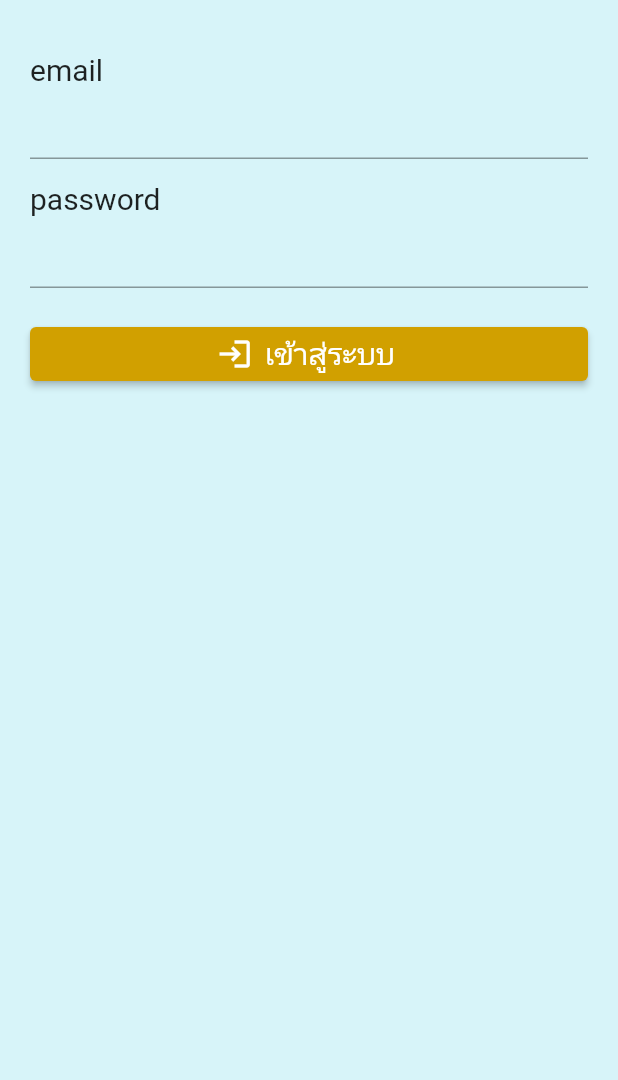
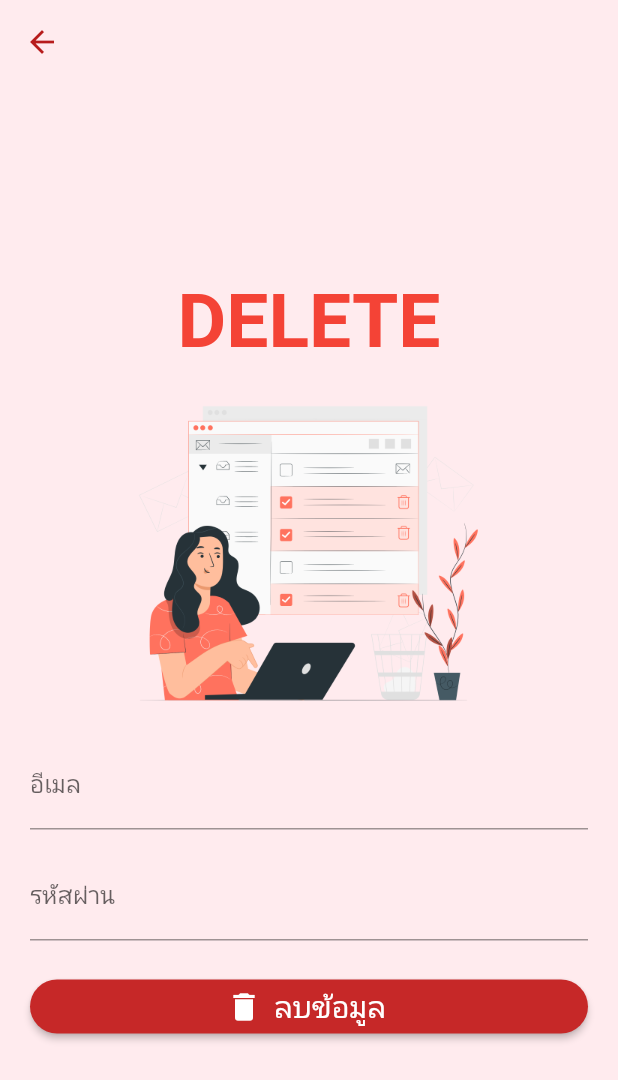
Before and after one commit to KARGOREO/ProFlutter, a Flutter app: the deleteApi screen opened directly, on a phone screen of 412 x 824 dp. Shown: the top 1080 px of the screen. Run offline on Flutter 3.47's test engine with Material 2 defaults, Android fonts, the phone set to English and light mode, and no system bars; our stand-ins replace form_field_validator.

Commit message:
แต่งหหน้า delete

```diff
--- a/lib/Horoscope/Horoscope.dart
+++ b/lib/Horoscope/Horoscope.dart
@@ -7,6 +7,17 @@ class Horoscope extends StatelessWidget {
   @override
   Widget build(BuildContext context) {
     return Scaffold(
+      appBar: AppBar(
+        leading: IconButton(
+          icon: Icon(
+            Icons.arrow_back,
+            color: Colors.pink[700],
+          ),
+          onPressed: () => Navigator.pop(context),
+        ),
+        elevation: 0,
+        backgroundColor: Colors.pink[50],
+      ),
       backgroundColor: Colors.pink[50],
       body: Container(
         padding: const EdgeInsets.all(8.0),
--- a/lib/Horoscope/daily.dart
+++ b/lib/Horoscope/daily.dart
@@ -12,7 +12,7 @@ class Horoscope2 extends StatelessWidget {
         leading: IconButton(
           icon: Icon(
             Icons.arrow_back,
-            color: Colors.black,
+            color: Colors.amber[700],
           ),
           onPressed: () => Navigator.pop(context),
         ),
--- a/lib/deleteApi.dart
+++ b/lib/deleteApi.dart
@@ -5,59 +5,73 @@ import 'package:form_field_validator/form_field_validator.dart';
 import 'api/natwortking/deleteApi.dart';
 
 class deleteApi extends StatefulWidget {
-  const deleteApi({ Key? key }) : super(key: key);
+  const deleteApi({Key? key}) : super(key: key);
 
   @override
   State<deleteApi> createState() => _deleteApiState();
 }
 
 class _deleteApiState extends State<deleteApi> {
-
   String name = "";
   String pass = "";
   String email = "";
   @override
   Widget build(BuildContext context) {
     return Scaffold(
-      backgroundColor: Color.fromARGB(255, 215, 244, 249),
-
-      body: Container(
-
+      appBar: AppBar(
+        leading: IconButton(
+          icon: Icon(
+            Icons.arrow_back,
+            color: Colors.red[900],
+          ),
+          onPressed: () => Navigator.pop(context),
+        ),
+        elevation: 0,
+        backgroundColor: Colors.red[50],
+      ),
+      backgroundColor: Colors.red[50],
+      body: GestureDetector(
+        onTap: () => FocusScope.of(context).requestFocus(FocusNode()),
+        behavior: HitTestBehavior.opaque,
+        child: Center(
+          child: Container(
             padding: const EdgeInsets.all(20),
             child: Form(
               child: SingleChildScrollView(
-
                 child: Column(
-
-              crossAxisAlignment: CrossAxisAlignment.start,
+                  crossAxisAlignment: CrossAxisAlignment.center,
                   children: [
-
-                SizedBox(
-                  height: 15,
+                    Text(
+                      'DELETE',
+                      style: TextStyle(
+                          fontSize: 50,
+                          fontWeight: FontWeight.bold,
+                          color: Colors.red),
                     ),
-                Text(
-                  'email',
-                  style: TextStyle(fontSize: 20),
+                    Image.asset(
+                      'images/13.png',
+                      height: 250,
                     ),
+                    // SizedBox(
+                    //   height: 15,
+                    // ),
                     TextFormField(
                       onChanged: (value) {
                         email = value;
                       },
                       validator: RequiredValidator(errorText: 'กรุณาป้อนEmail'),
+                      decoration: InputDecoration(labelText: "อีเมล"),
                     ),
                     SizedBox(
                       height: 15,
-                ),
-                Text(
-                  'password',
-                  style: TextStyle(fontSize: 20),
                     ),
                     TextFormField(
                         onChanged: (value) {
                           pass = value;
                         },
-                  validator: RequiredValidator(errorText: 'กรุณาป้อน Password'),
-                ),
+                        validator:
+                            RequiredValidator(errorText: 'กรุณาป้อนรหัสผ่าน'),
+                        decoration: InputDecoration(labelText: "รหัสผ่าน")),
                     SizedBox(
                       height: 20,
                     ),
@@ -70,13 +84,15 @@ class _deleteApiState extends State<deleteApi> {
                               print("ว่าง");
                               await showDialog(
                                   context: context,
-                              builder: (BuildContext context) => AlertDialog(
+                                  builder: (BuildContext context) =>
+                                      AlertDialog(
                                         title: Text(''),
                                         backgroundColor: Colors.pink[50],
                                         content: Text(
                                           '  ใส่ email ',
                                           style: TextStyle(
-                                          color: Colors.black, fontSize: 20),
+                                              color: Colors.black,
+                                              fontSize: 20),
                                         ),
                                         actions: <Widget>[
                                           TextButton(
@@ -94,13 +110,15 @@ class _deleteApiState extends State<deleteApi> {
                               print("ว่าง");
                               await showDialog(
                                   context: context,
-                              builder: (BuildContext context) => AlertDialog(
+                                  builder: (BuildContext context) =>
+                                      AlertDialog(
                                         title: Text(''),
                                         backgroundColor: Colors.pink[50],
                                         content: Text(
                                           '  ใส่ passwode ',
                                           style: TextStyle(
-                                          color: Colors.black, fontSize: 20),
+                                              color: Colors.black,
+                                              fontSize: 20),
                                         ),
                                         actions: <Widget>[
                                           TextButton(
@@ -118,13 +136,15 @@ class _deleteApiState extends State<deleteApi> {
                               print("ว่าง");
                               await showDialog(
                                   context: context,
-                              builder: (BuildContext context) => AlertDialog(
+                                  builder: (BuildContext context) =>
+                                      AlertDialog(
                                         title: Text(''),
                                         backgroundColor: Colors.pink[50],
                                         content: Text(
                                           '  ลบเเล้ว ',
                                           style: TextStyle(
-                                          color: Colors.black, fontSize: 20),
+                                              color: Colors.black,
+                                              fontSize: 20),
                                         ),
                                         actions: <Widget>[
                                           TextButton(
@@ -134,24 +154,30 @@ class _deleteApiState extends State<deleteApi> {
                                                 backgroundColor: Colors.blue,
                                               ),
                                               onPressed: () {
-
-                                             Navigator.push(context,
-                              MaterialPageRoute(builder: (context) => potScreen()));
+                                                Navigator.push(
+                                                    context,
+                                                    MaterialPageRoute(
+                                                        builder: (context) =>
+                                                            potScreen()));
                                               }),
                                         ],
                                       ));
                             }
                           },
-                      icon: Icon(Icons.login),
+                          icon: Icon(Icons.delete),
                           style: ElevatedButton.styleFrom(
-                          primary: Color.fromARGB(255, 209, 160, 0)),
+                              primary: Colors.red[800],
+                              shape: new RoundedRectangleBorder(
+                                borderRadius: new BorderRadius.circular(30.0),
+                              )),
                           label: Text(
-                        'เข้าสู่ระบบ',
+                            'ลบข้อมูล',
                             style: TextStyle(fontSize: 20),
                           )),
                     ),
-
                   ],
+                ),
+              ),
             ),
           ),
         ),
--- a/lib/main.dart
+++ b/lib/main.dart
@@ -1,6 +1,7 @@
 import 'package:flutter/material.dart';
 
 import 'package:flutter_application_1/LoginApi.dart';
+import 'package:flutter_application_1/deleteApi.dart';
 
 void main() {
   runApp(const MyApp());
@@ -16,7 +17,7 @@ class MyApp extends StatelessWidget {
       theme: ThemeData(
         primarySwatch: Colors.blue,
       ),
-      home: potScreen(),
+      home: deleteApi(),
     );
   }
 }
--- a/lib/update.dart
+++ b/lib/update.dart
@@ -22,12 +22,9 @@ class _updateApiState extends State<updateApi> {
         leading: IconButton(
           icon: Icon(
             Icons.arrow_back,
-            color: Colors.black,
+            color: Colors.blue[400],
           ),
           onPressed: () => Navigator.pop(context),
-        ),
-        title: Text(
-          'อัตเดต',
         ),
         elevation: 0,
         backgroundColor: Colors.blue[50],
```
Also changed, not shown: images/13.png (added). Lines whose indentation alone changed are shown as unchanged.
